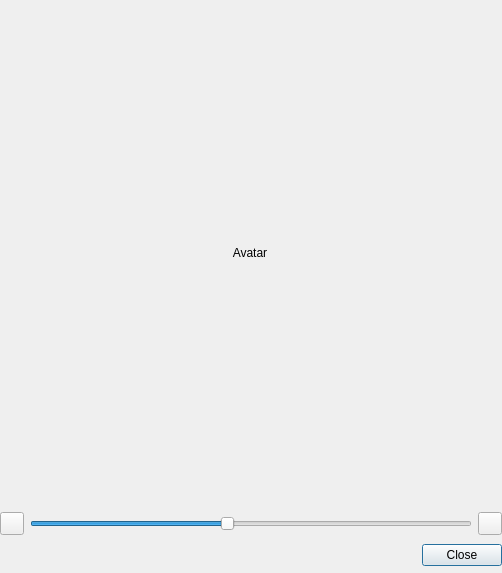
The window that ui/user_avatar.ui (gitter-badger/simplechatclient) describes before a commit, drawn with Qt 5.
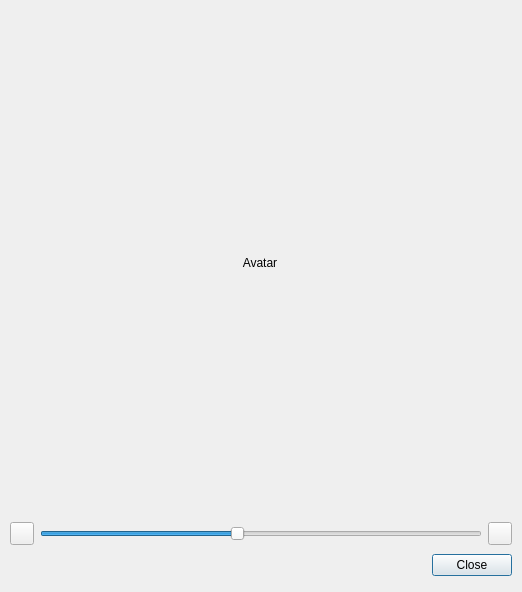
The same window after the commit. Icons and pictures are not drawn.

The edit to the form file:
```diff
--- a/ui/user_avatar.ui
+++ b/ui/user_avatar.ui
@@ -6,20 +6,20 @@
    <rect>
     <x>0</x>
     <y>0</y>
-    <width>502</width>
-    <height>573</height>
+    <width>522</width>
+    <height>592</height>
    </rect>
   </property>
   <property name="minimumSize">
    <size>
-    <width>502</width>
-    <height>573</height>
+    <width>522</width>
+    <height>592</height>
    </size>
   </property>
   <property name="maximumSize">
    <size>
-    <width>502</width>
-    <height>573</height>
+    <width>522</width>
+    <height>592</height>
    </size>
   </property>
   <property name="windowTitle">
@@ -32,8 +32,8 @@
   <widget class="QWidget" name="verticalLayoutWidget">
    <property name="geometry">
     <rect>
-     <x>0</x>
-     <y>0</y>
+     <x>10</x>
+     <y>10</y>
      <width>502</width>
      <height>572</height>
     </rect>
```
